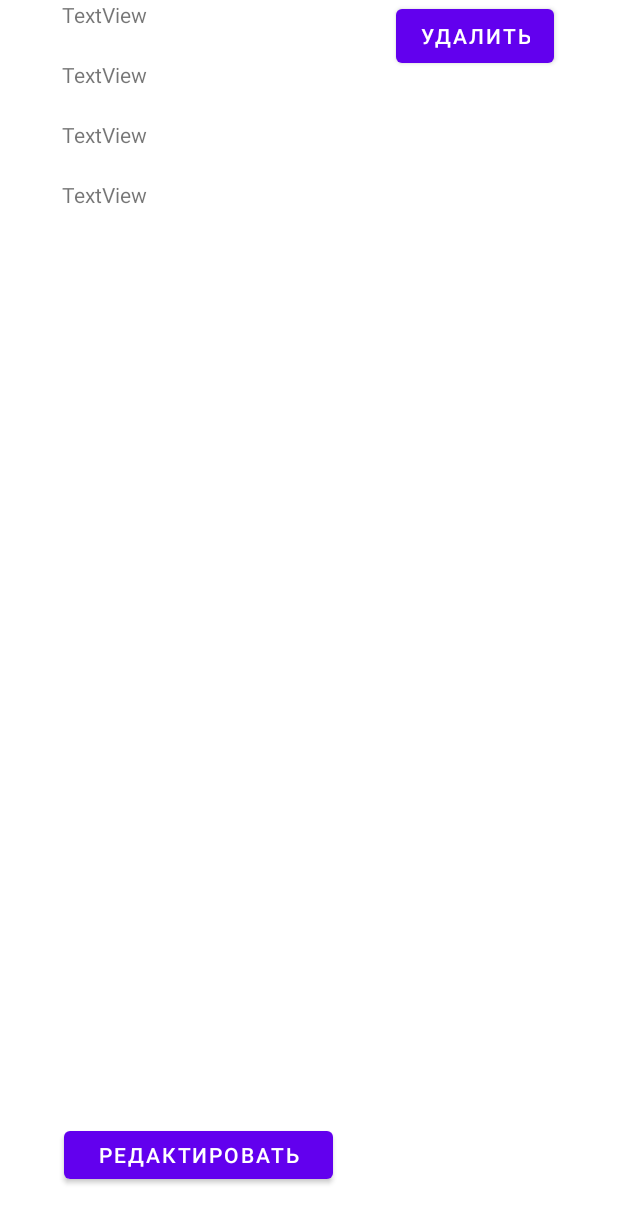
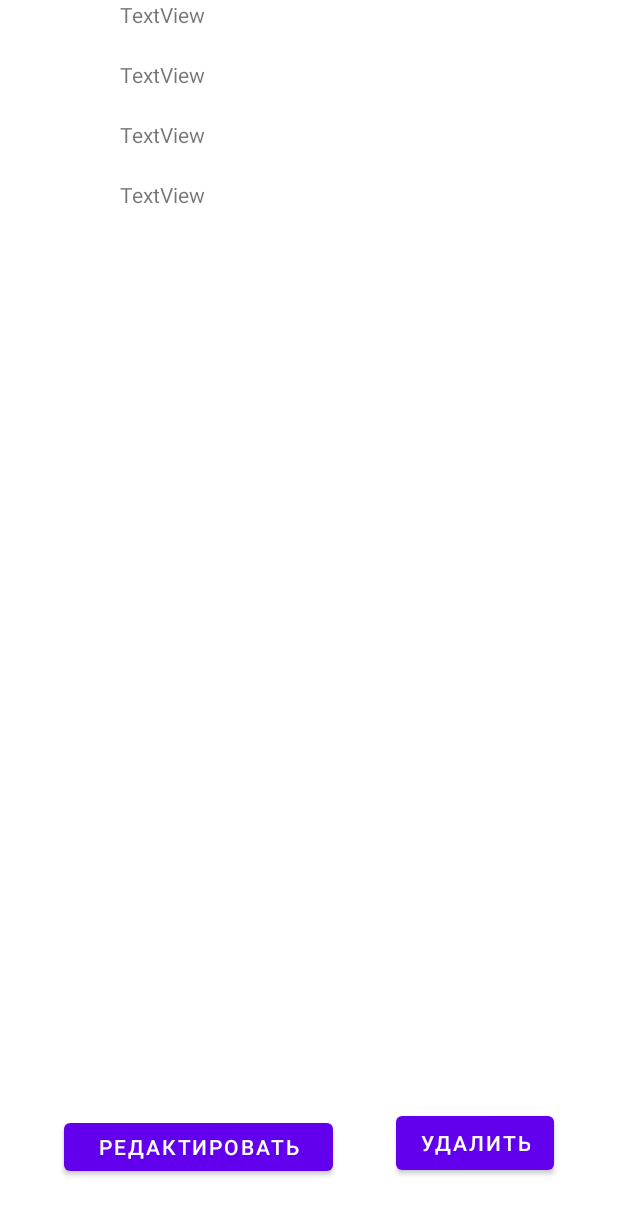
Before and after one commit to Eeewey/Contacts, an Android app: the layout info_contact.xml on its own in the app's theme, with its tools: preview values and no code run, on a phone screen of 412 x 824 dp. Shown: the top 1223 px of the screen. Run offline under Robolectric (Android 15) with nearby library versions, the phone set to English and light mode, and no system bars.

```diff
--- a/app/src/main/res/layout/info_contact.xml
+++ b/app/src/main/res/layout/info_contact.xml
@@ -12,7 +12,7 @@
         android:text="TextView"
         app:layout_constraintBottom_toTopOf="@+id/LastName"
         app:layout_constraintEnd_toEndOf="parent"
-        app:layout_constraintHorizontal_bias="0.257"
+        app:layout_constraintHorizontal_bias="0.5"
         app:layout_constraintStart_toStartOf="parent"
         app:layout_constraintTop_toTopOf="parent" />
 
@@ -23,7 +23,7 @@
         android:text="TextView"
         app:layout_constraintBottom_toTopOf="@+id/DateOfBirth"
         app:layout_constraintEnd_toEndOf="parent"
-        app:layout_constraintHorizontal_bias="0.257"
+        app:layout_constraintHorizontal_bias="0.5"
         app:layout_constraintStart_toStartOf="parent"
         app:layout_constraintTop_toBottomOf="@+id/Name" />
 
@@ -34,7 +34,7 @@
         android:text="TextView"
         app:layout_constraintBottom_toTopOf="@+id/Number"
         app:layout_constraintEnd_toEndOf="parent"
-        app:layout_constraintHorizontal_bias="0.257"
+        app:layout_constraintHorizontal_bias="0.5"
         app:layout_constraintStart_toStartOf="parent"
         app:layout_constraintTop_toBottomOf="@+id/LastName" />
 
@@ -44,7 +44,7 @@
         android:layout_height="40dp"
         android:text="TextView"
         app:layout_constraintEnd_toEndOf="parent"
-        app:layout_constraintHorizontal_bias="0.257"
+        app:layout_constraintHorizontal_bias="0.5"
         app:layout_constraintStart_toStartOf="parent"
         app:layout_constraintTop_toBottomOf="@+id/DateOfBirth" />
 
@@ -53,10 +53,12 @@
         android:layout_width="wrap_content"
         android:layout_height="wrap_content"
         android:text="Удалить"
+        app:layout_constraintBottom_toBottomOf="parent"
         app:layout_constraintEnd_toEndOf="parent"
         app:layout_constraintHorizontal_bias="0.5"
         app:layout_constraintStart_toEndOf="@+id/RedactButton"
-        tools:layout_editor_absoluteY="655dp" />
+        app:layout_constraintTop_toBottomOf="@+id/Number"
+        app:layout_constraintVertical_bias="0.938" />
 
     <Button
         android:id="@+id/RedactButton"
@@ -67,6 +69,8 @@
         app:layout_constraintBottom_toBottomOf="parent"
         app:layout_constraintEnd_toStartOf="@+id/DeleteButton"
         app:layout_constraintHorizontal_bias="0.5"
-        app:layout_constraintStart_toStartOf="parent" />
+        app:layout_constraintStart_toStartOf="parent"
+        app:layout_constraintTop_toBottomOf="@+id/Number"
+        app:layout_constraintVertical_bias="0.991" />
 
 </androidx.constraintlayout.widget.ConstraintLayout>
```
Also changed, not shown: app/src/main/java/com/example/contacts/InfoContactActivity.kt (+16 -3 lines), app/src/main/java/com/example/contacts/MainActivity.kt (+23 -1 lines), app/src/main/res/layout/edit_activity.xml (added, +23 -0 lines).
